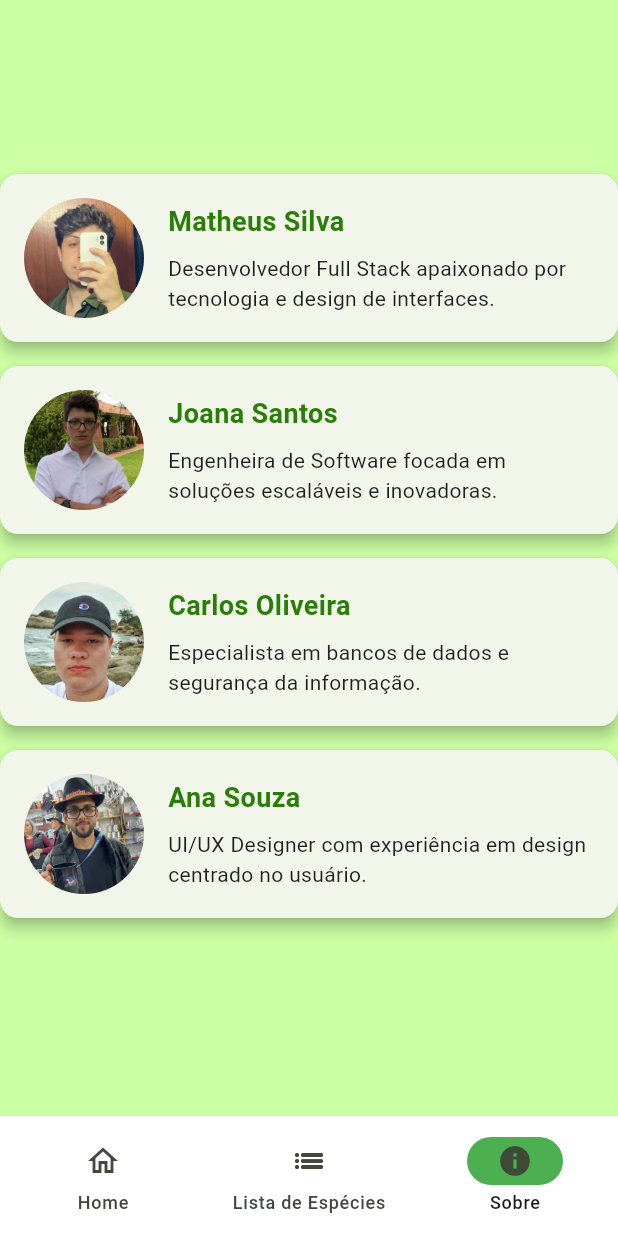
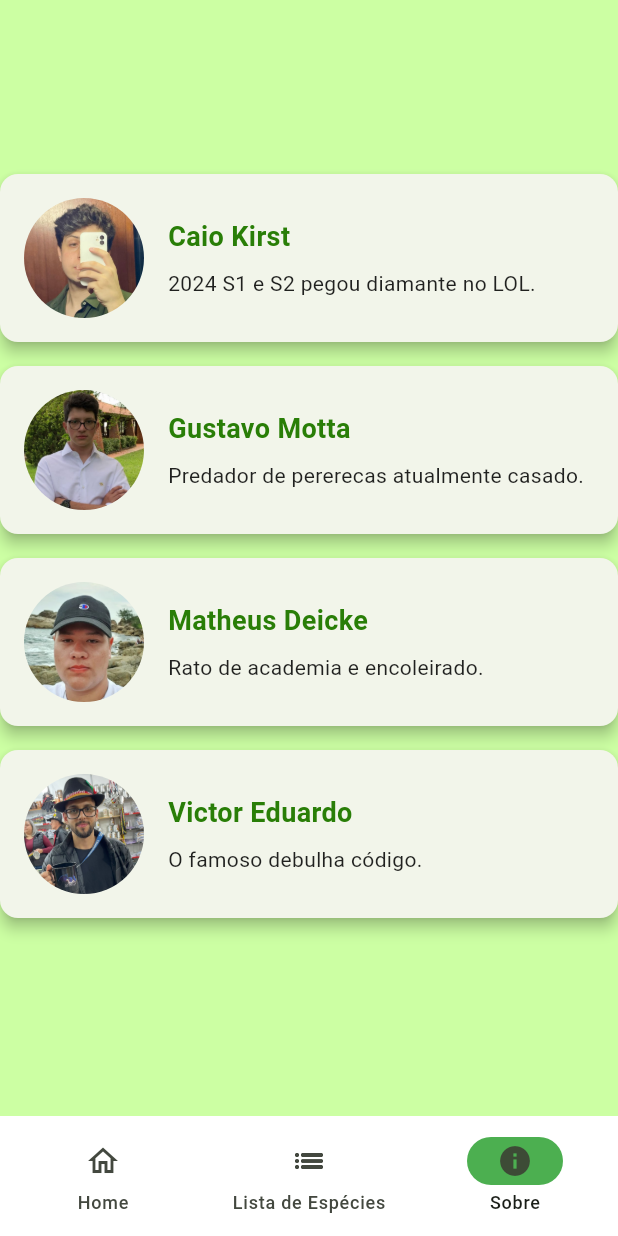
Before and after one commit to Matheusdeicke/amazontrees, a Flutter app: the screen it shows after launch, item 3 of the bottom bar chosen, on a phone screen of 412 x 824 dp. Run offline on Flutter 3.47's test engine with Material 3 defaults, Android fonts, the phone set to English and light mode, and no system bars; our stand-ins replace fluttertoast, logger, sqflite, sqflite_common_ffi; accounts and stored records are empty.

Commit message:
tela "sobre" arrumado
agora falta somente comentar e revisar os códigos

```diff
--- a/lib/view/tela_lista_especies.dart
+++ b/lib/view/tela_lista_especies.dart
@@ -146,7 +146,10 @@ class EspecieTile extends StatelessWidget {
         ),
         title: Text(
           especie.nomePopular,
-          style: TextStyle(fontWeight: FontWeight.bold),
+          style: TextStyle(
+            fontWeight: FontWeight.bold,
+            color: AppColors.primaryColor, // Define a cor do texto
+          ),
         ),
         subtitle: Text(
           especie.descricaoBotanica,
--- a/lib/view/tela_sobre.dart
+++ b/lib/view/tela_sobre.dart
@@ -4,23 +4,23 @@ import '../utils/colors.dart';
 class TelaSobre extends StatelessWidget {
   final List<Map<String, String>> integrantes = [
     {
-      'nome': 'Matheus Silva',
-      'descricao': 'Desenvolvedor Full Stack apaixonado por tecnologia e design de interfaces.',
+      'nome': 'Caio Kirst',
+      'descricao': '2024 S1 e S2 pegou diamante no LOL.',
       'imagem': 'assets/images/caio_kirst.png'
     },
     {
-      'nome': 'Joana Santos',
-      'descricao': 'Engenheira de Software focada em soluções escaláveis e inovadoras.',
+      'nome': 'Gustavo Motta',
+      'descricao': 'Predador de pererecas atualmente casado.',
       'imagem': 'assets/images/gustavo_motta.png'
     },
     {
-      'nome': 'Carlos Oliveira',
-      'descricao': 'Especialista em bancos de dados e segurança da informação.',
+      'nome': 'Matheus Deicke',
+      'descricao': 'Rato de academia e encoleirado.',
       'imagem': 'assets/images/matheus_deicke.png'
     },
     {
-      'nome': 'Ana Souza',
-      'descricao': 'UI/UX Designer com experiência em design centrado no usuário.',
+      'nome': 'Victor Eduardo',
+      'descricao': 'O famoso debulha código.',
       'imagem': 'assets/images/victor_eduardo.png'
     },
   ];
```
Also changed, not shown: lib/view/tela_home.dart (+11 -4 lines).
